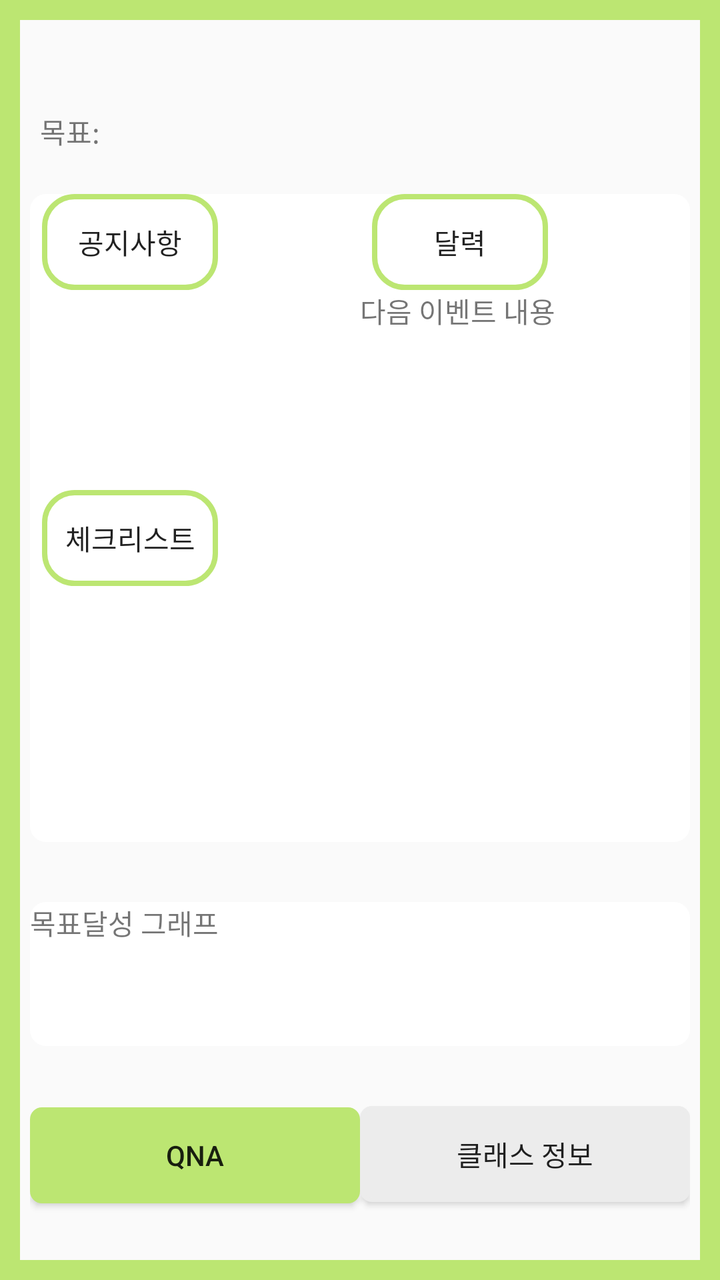
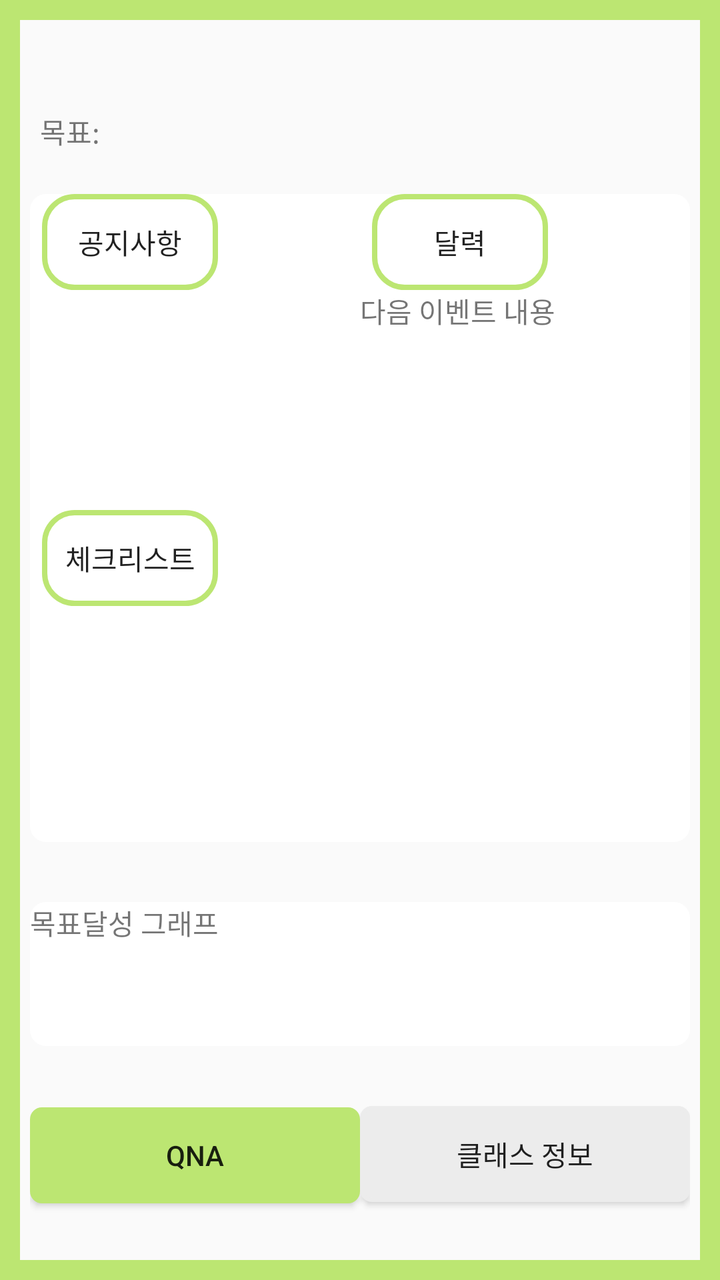

The first picture is an Android layout as it rendered before a commit; the second is the same layout after the commit. The layout source and the unified diff follow.
<!-- AndroidManifest.xml: application theme Theme.AppCompat.Light.DarkActionBar -->
<!-- res/layout/activity_in_class.xml -->
<?xml version="1.0" encoding="utf-8"?>
<LinearLayout xmlns:android="http://schemas.android.com/apk/res/android"
    android:layout_width="match_parent"
    android:layout_height="match_parent"
    android:background="@drawable/lay_edge"
    android:orientation="vertical">

    <LinearLayout
        android:layout_marginTop="10dp"
        android:layout_weight="1"
        android:layout_width="match_parent"
        android:layout_height="0dp"
        android:orientation="vertical">
        <TextView
            android:layout_width="wrap_content"
            android:layout_height="wrap_content"
            android:id="@+id/InClassName"
            android:textSize="30dp"
            android:layout_gravity="center"/>
        <LinearLayout
            android:layout_marginTop="5dp"
            android:layout_width="match_parent"
            android:layout_height="wrap_content">
            <TextView
                android:layout_marginLeft="20dp"
                android:layout_width="wrap_content"
                android:layout_height="wrap_content"
                android:layout_gravity="center"
                android:text="목표: " />

            <TextView
                android:id="@+id/cFGoal"
                android:layout_width="wrap_content"
                android:layout_height="match_parent" />
        </LinearLayout>

    </LinearLayout>

    <GridLayout
        android:layout_width="match_parent"
        android:layout_height="0dp"
        android:layout_weight="4.5"
        android:layout_margin="15dp"
        android:background="@drawable/border"
        android:columnCount="3">

        <Button
            android:id="@+id/notice"
            android:background="@drawable/btnbl"
            android:layout_rowSpan="1"
            android:layout_column="0"
            android:layout_columnSpan="2"
            android:layout_gravity="center"
            android:onClick="btnClick"
            android:text="공지사항" />

        <Button
            android:id="@+id/cal"
            android:background="@drawable/btnbl"
            android:layout_rowSpan="1"
            android:layout_columnSpan="1"
            android:layout_gravity="center"
            android:onClick="btnClick"
            android:text="달력" />

        <ListView
            android:id="@+id/shortNoticeList"
            android:layout_width="100dp"
            android:layout_height="100dp"
            android:layout_rowSpan="2"
            android:layout_column="0"
            android:layout_columnSpan="2"
            android:layout_gravity="center"
            android:text="공지사항내용" />


        <TextView
            android:layout_width="100dp"
            android:layout_height="70dp"
            android:layout_rowSpan="1"
            android:layout_columnSpan="1"
            android:layout_gravity="center"
            android:text="다음 이벤트 내용" />




        <Button
            android:id="@+id/todo"
            android:background="@drawable/btnbl"
            android:layout_rowSpan="1"
            android:layout_column="0"
            android:layout_columnSpan="2"
            android:layout_gravity="center"
            android:onClick="btnClick"
            android:text="체크리스트" />
        <ScrollView
            android:layout_rowSpan="2"
            android:layout_column="0"
            android:layout_columnSpan="3"
            android:layout_height="match_parent"
            android:layout_width="match_parent"
            android:fillViewport="true"
            >
            <ListView
                android:id="@+id/shortTodoList"
                android:layout_width="match_parent"
                android:layout_height="wrap_content" />
        </ScrollView>

    </GridLayout>

    <LinearLayout
        android:layout_weight="1"
        android:layout_width="match_parent"
        android:layout_height="0dp"
        android:background="@drawable/border"
        android:layout_margin="15dp"
        android:orientation="vertical">

        <TextView
            android:layout_width="match_parent"
            android:layout_height="0dp"
            android:layout_weight="1"
            android:text="목표달성 그래프"/>




    </LinearLayout>

    <LinearLayout
        android:layout_margin="15dp"
        android:layout_width="match_parent"
        android:layout_height="0dp"
        android:layout_weight="1"
        android:orientation="horizontal">

        <Button
            android:id="@+id/qna"
            android:background="@drawable/btn_ba"
            android:onClick="btnClick"
            android:layout_width="0dp"
            android:layout_height="wrap_content"
            android:layout_weight="1"
            android:text="QnA"/>

        <Button
            android:id="@+id/cInfo"
            android:background="@drawable/btn_re"
            android:onClick="btnClick"
            android:layout_width="0dp"
            android:layout_height="wrap_content"
            android:layout_weight="1"
            android:text="클래스 정보"/>

    </LinearLayout>

</LinearLayout>
<!-- resources referenced by this layout -->
<resources>
  <!-- drawable border (drawable) -->
  <?xml version="1.0" encoding="utf-8"?>
  <shape xmlns:android="http://schemas.android.com/apk/res/android">
      android:padding="10dp"
      android:shape="retangle">
  
      <stroke android:width="2dp"
          android:color="@color/white"/>
  
      <solid android:color="#ffffff"/>
      <corners
          android:topRightRadius="7dp"
          android:topLeftRadius="7dp"
          android:bottomRightRadius="7dp"
          android:bottomLeftRadius="7dp"/>
  </shape>
  <!-- drawable btn_ba (drawable) -->
  <?xml version="1.0" encoding="utf-8"?>
  <shape xmlns:android="http://schemas.android.com/apk/res/android">
  
      <solid android:color="#BCE672"/>
  
      <stroke
          android:width="2dp"
          android:color="#BCE672"/>
      <corners
          android:topLeftRadius="5dp"
          android:topRightRadius="5dp"
          android:bottomLeftRadius="5dp"
          android:bottomRightRadius="5dp" />
  
  </shape>
  <!-- drawable btn_re (drawable) -->
  <?xml version="1.0" encoding="utf-8"?>
  <shape xmlns:android="http://schemas.android.com/apk/res/android">
  
      <solid android:color="#ececec"/>
  
      <stroke
          android:width="2dp"
          android:color="#ececec"/>
      <corners
          android:topLeftRadius="5dp"
          android:topRightRadius="5dp"
          android:bottomLeftRadius="5dp"
          android:bottomRightRadius="5dp" />
  
  </shape>
  <!-- drawable btnbl (drawable) -->
  <?xml version="1.0" encoding="utf-8"?>
  <shape xmlns:android="http://schemas.android.com/apk/res/android">
  
      <solid android:color="#00ff0000"/>
  
      <stroke
          android:width="2.5dp"
          android:color="#BCE672"/>
      <corners
          android:topLeftRadius="15dp"
          android:topRightRadius="15dp"
          android:bottomLeftRadius="15dp"
          android:bottomRightRadius="15dp" />
  
  </shape>
  <!-- drawable lay_edge (drawable) -->
  <?xml version="1.0" encoding="utf-8"?>
  <layer-list xmlns:android="http://schemas.android.com/apk/res/android">
      <item>
          <shape android:shape="rectangle">
              <stroke android:width = "10dp" android:color ="#BCE672"/>
              <solid android:color="#00ff0000"/>
          </shape>
      </item>
  
  </layer-list>
  <color name="white">#FFFFFF</color>
</resources>

<!-- the commit's change to res/layout/activity_in_class.xml (unified diff, before → after) -->
@@ -87,6 +87,7 @@
 
         <Button
             android:id="@+id/todo"
+            android:layout_marginTop="10dp"
             android:background="@drawable/btnbl"
             android:layout_rowSpan="1"
             android:layout_column="0"
